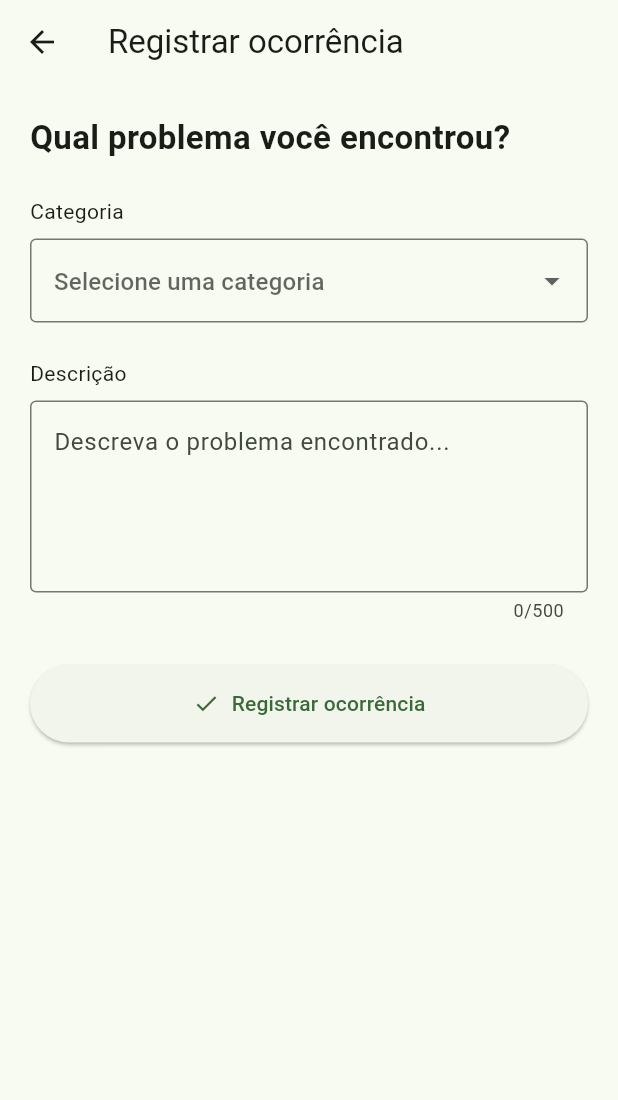
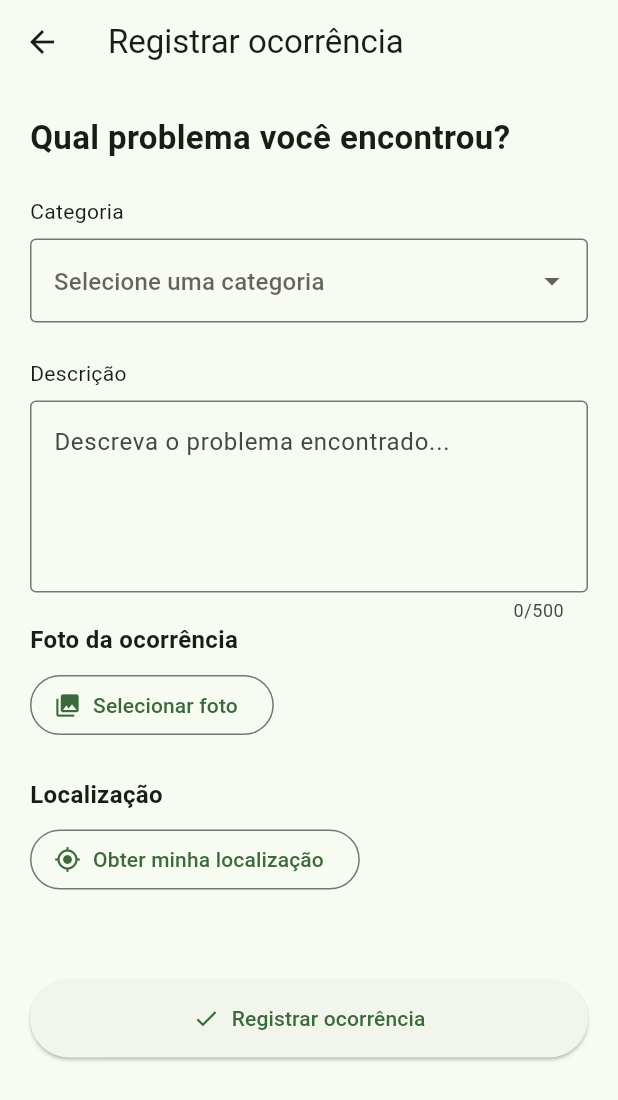
Before and after one commit to IgorARPGarcia/Mobile-App---Descarte-irregular, a Flutter app: the TelaCadastro screen opened directly, on a phone screen of 412 x 824 dp. Shown: the top 1100 px of the screen. Run offline on Flutter 3.47's test engine with Material 3 defaults, Android fonts, the phone set to English and light mode, and no system bars; our stand-ins replace geolocator, image_picker.

Commit message:
interface completa - imagem & localização

```diff
--- a/lib/main.dart
+++ b/lib/main.dart
@@ -1,3 +1,7 @@
+import 'dart:typed_data';
+
+import 'package:image_picker/image_picker.dart';
+import 'package:geolocator/geolocator.dart';
 
 import 'package:flutter/material.dart';
 
@@ -119,6 +123,10 @@ class _TelaCadastroState extends State<TelaCadastro> {
   final _descricaoController = TextEditingController();
 
   String? _categoriaSelecionada;
+  Uint8List? _foto;
+  double? _latitude;
+  double? _longitude;
+  bool _carregandoLocalizacao = false;
 
   final List<String> _categorias = [
     'Descarte irregular de lixo',
@@ -132,11 +140,105 @@ class _TelaCadastroState extends State<TelaCadastro> {
     super.dispose();
   }
 
+
+Future<void> _selecionarFoto() async {
+  try {
+    final imagem = await ImagePicker().pickImage(
+      source: ImageSource.gallery,
+    );
+
+    if (imagem == null) return;
+
+    final bytes = await imagem.readAsBytes();
+
+    if (!mounted) return;
+
+    setState(() {
+      _foto = bytes;
+    });
+  } catch (e) {
+    if (!mounted) return;
+
+    ScaffoldMessenger.of(context).showSnackBar(
+      SnackBar(
+        content: Text('Não foi possível selecionar a foto: $e'),
+      ),
+    );
+  }
+}
+
+Future<void> _obterLocalizacao() async {
+  setState(() {
+    _carregandoLocalizacao = true;
+  });
+
+  try {
+    final servicoAtivo =
+        await Geolocator.isLocationServiceEnabled();
+
+    if (!servicoAtivo) {
+      throw Exception('Ative o serviço de localização.');
+    }
+
+    LocationPermission permissao =
+        await Geolocator.checkPermission();
+
+    if (permissao == LocationPermission.denied) {
+      permissao = await Geolocator.requestPermission();
+    }
+
+    if (permissao == LocationPermission.denied) {
+      throw Exception('Permissão de localização negada.');
+    }
+
+    if (permissao == LocationPermission.deniedForever) {
+      throw Exception(
+        'A permissão foi negada permanentemente. '
+        'Verifique as configurações do dispositivo.',
+      );
+    }
+
+    final posicao = await Geolocator.getCurrentPosition();
+
+    if (!mounted) return;
+
+    setState(() {
+      _latitude = posicao.latitude;
+      _longitude = posicao.longitude;
+    });
+
+    ScaffoldMessenger.of(context).showSnackBar(
+      const SnackBar(
+        content: Text('Localização obtida com sucesso!'),
+      ),
+    );
+  } catch (e) {
+    if (!mounted) return;
+
+    ScaffoldMessenger.of(context).showSnackBar(
+      SnackBar(
+        content: Text('Erro ao obter localização: $e'),
+      ),
+    );
+  } finally {
+    if (mounted) {
+      setState(() {
+        _carregandoLocalizacao = false;
+      });
+    }
+  }
+}
+
+
+
   void _registrarOcorrencia() {
     if (_formKey.currentState!.validate()) {
       final novaOcorrencia = Ocorrencia(
         categoria: _categoriaSelecionada!,
         descricao: _descricaoController.text.trim(),
+        foto: _foto,
+        latitude: _latitude,
+        longitude: _longitude,
       );
 
       ocorrencias.add(novaOcorrencia);
@@ -150,6 +252,7 @@ class _TelaCadastroState extends State<TelaCadastro> {
       Navigator.pop(context);
     }
   }
+
 
   @override
   Widget build(BuildContext context) {
@@ -227,6 +330,68 @@ class _TelaCadastroState extends State<TelaCadastro> {
                 },
               ),
 
+
+              const Text(
+                'Foto da ocorrência',
+                style: TextStyle(
+                  fontSize: 16,
+                  fontWeight: FontWeight.bold,
+                ),
+              ),
+              const SizedBox(height: 8),
+
+              OutlinedButton.icon(
+                onPressed: _selecionarFoto,
+                icon: const Icon(Icons.photo_library),
+                label: const Text('Selecionar foto'),
+              ),
+
+              if (_foto != null) ...[
+                const SizedBox(height: 12),
+                ClipRRect(
+                  borderRadius: BorderRadius.circular(8),
+                  child: Image.memory(
+                    _foto!,
+                    height: 200,
+                    width: double.infinity,
+                    fit: BoxFit.cover,
+                  ),
+                ),
+              ],
+
+              const SizedBox(height: 24),
+
+              const Text(
+                'Localização',
+                style: TextStyle(
+                  fontSize: 16,
+                  fontWeight: FontWeight.bold,
+                ),
+              ),
+              const SizedBox(height: 8),
+
+              OutlinedButton.icon(
+                onPressed:
+                    _carregandoLocalizacao ? null : _obterLocalizacao,
+                icon: const Icon(Icons.my_location),
+                label: Text(
+                  _carregandoLocalizacao
+                      ? 'Obtendo localização...'
+                      : 'Obter minha localização',
+                ),
+              ),
+
+              if (_latitude != null && _longitude != null) ...[
+                const SizedBox(height: 8),
+                Text(
+                  'Latitude: ${_latitude!.toStringAsFixed(6)}\n'
+                  'Longitude: ${_longitude!.toStringAsFixed(6)}',
+                ),
+              ],
+
+              const SizedBox(height: 28),
+
+
               const SizedBox(height: 28),
 
               SizedBox(
@@ -248,6 +413,7 @@ class _TelaCadastroState extends State<TelaCadastro> {
   }
 
 }
+
 
 
 class TelaOcorrencias extends StatelessWidget {
@@ -272,8 +438,21 @@ class TelaOcorrencias extends StatelessWidget {
                 final ocorrencia = ocorrencias[index];
 
                 return Card(
-                  margin: const EdgeInsets.only(bottom: 12),
-                  child: ListTile(
+                  margin: const EdgeInsets.only(bottom: 16),
+                  clipBehavior: Clip.antiAlias,
+                  child: Column(
+                    crossAxisAlignment:
+                        CrossAxisAlignment.start,
+                    children: [
+                      if (ocorrencia.foto != null)
+                        Image.memory(
+                          ocorrencia.foto!,
+                          width: double.infinity,
+                          height: 200,
+                          fit: BoxFit.cover,
+                        ),
+
+                      ListTile(
                         leading: const Icon(
                           Icons.location_on,
                           color: Colors.green,
@@ -286,9 +465,24 @@ class TelaOcorrencias extends StatelessWidget {
                           ),
                         ),
                         subtitle: Padding(
-                      padding: const EdgeInsets.only(top: 8),
+                          padding:
+                              const EdgeInsets.only(top: 8),
                           child: Text(ocorrencia.descricao),
                         ),
+                      ),
+
+                      if (ocorrencia.latitude != null &&
+                          ocorrencia.longitude != null)
+                        Padding(
+                          padding: const EdgeInsets.fromLTRB(
+                            16, 0, 16, 16,
+                          ),
+                          child: Text(
+                            'Latitude: ${ocorrencia.latitude!.toStringAsFixed(6)}\n'
+                            'Longitude: ${ocorrencia.longitude!.toStringAsFixed(6)}',
+                          ),
+                        ),
+                    ],
                   ),
                 );
               },
@@ -298,15 +492,22 @@ class TelaOcorrencias extends StatelessWidget {
 }
 
 
+
 class Ocorrencia {
   final String categoria;
   final String descricao;
+  final Uint8List? foto;
+  final double? latitude;
+  final double? longitude;
 
   Ocorrencia({
     required this.categoria,
     required this.descricao,
+    this.foto,
+    this.latitude,
+    this.longitude,
   });
 }
 
+final List<Ocorrencia> ocorrencias = [];
 // Lista temporária compartilhada entre as telas.
-final List<Ocorrencia> ocorrencias = [];
--- a/pubspec.yaml
+++ b/pubspec.yaml
@@ -34,6 +34,8 @@ dependencies:
   # The following adds the Cupertino Icons font to your application.
   # Use with the CupertinoIcons class for iOS style icons.
   cupertino_icons: ^1.0.8
+  image_picker: ^1.2.4
+  geolocator: ^14.1.2
 
 dev_dependencies:
   flutter_test:
```
Also changed, not shown: pubspec.lock, 5 other files. Lines whose indentation alone changed are shown as unchanged.
